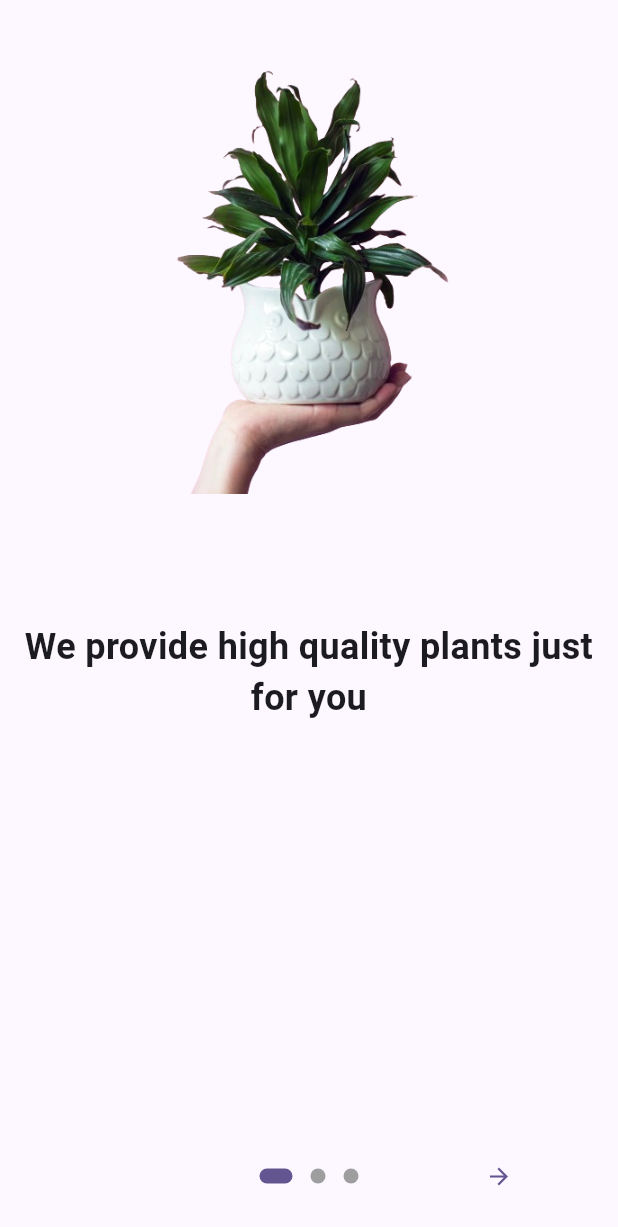
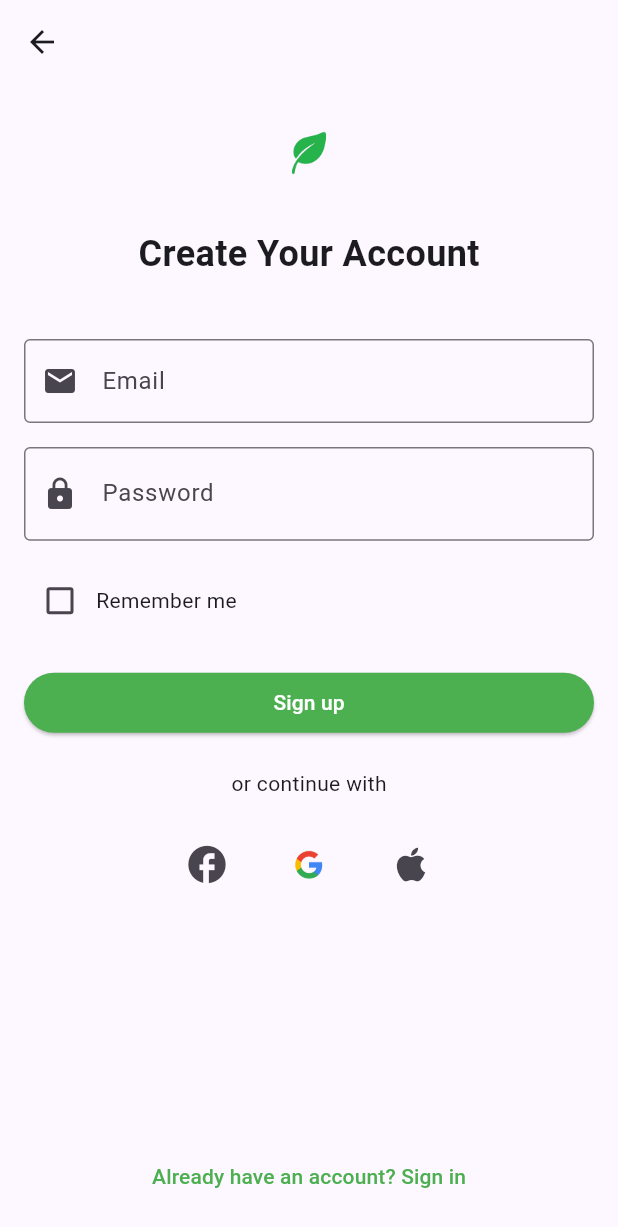
Before and after one commit to PhengMenghour/App-Develop, a Flutter app: the screen it shows after launch, on a phone screen of 412 x 824 dp. Shown: the top 1227 px of the screen. Run offline on Flutter 3.47's test engine with Material 3 defaults, Android fonts, the phone set to English and light mode, and no system bars; drawn by our look-alikes of introduction_screen; our stand-ins replace easy_splash_screen, font_awesome_flutter, loading_animation_widget.

Commit message:
Problem on bottom overflowed

```diff
--- a/myapp/lib/main.dart
+++ b/myapp/lib/main.dart
@@ -1,6 +1,7 @@
 import 'package:flutter/material.dart';
 import 'package:myapp/screen/chat_page.dart';
 import 'package:myapp/screen/counter_stateful_demo.dart';
+import 'package:myapp/screen/create_account_screen.dart';
 import 'package:myapp/screen/home_page.dart';
 import 'package:myapp/screen/login_page.dart';
 import 'package:myapp/screen/login_screen.dart';
@@ -31,7 +32,7 @@ class MyApp extends StatelessWidget {
       // "/" : (context) => OnboardingScreen()
 
       // home: OnboardingScreenTest(),
-      home: const WelcomeScreen(),
+      home: const CreateAccountScreen(),
       // home: CounterStateful(buttonColor: Colors.blue),
     );
   }
--- /dev/null
+++ b/myapp/lib/screen/create_account_screen.dart
@@ -0,0 +1,169 @@
+import 'package:flutter/material.dart';
+
+class CreateAccountScreen extends StatefulWidget {
+  const CreateAccountScreen({super.key});
+
+  @override
+  State<CreateAccountScreen> createState() => _CreateAccountScreenState();
+}
+
+class _CreateAccountScreenState extends State<CreateAccountScreen> {
+  final TextEditingController _emailController = TextEditingController();
+  final TextEditingController _passwordController = TextEditingController();
+  bool _rememberMe = false;
+
+  @override
+  void dispose() {
+    _emailController.dispose();
+    _passwordController.dispose();
+    super.dispose();
+  }
+
+  @override
+  Widget build(BuildContext context) {
+    return Scaffold(
+      appBar: AppBar(
+        leading: IconButton(onPressed: () {}, icon: Icon(Icons.arrow_back)),
+      ),
+      body: Padding(
+        padding: const EdgeInsets.all(16),
+        child: Column(
+          crossAxisAlignment: CrossAxisAlignment.start,
+          children: [
+            Center(
+              child: Column(
+                children: [
+                  Image.asset(
+                    'assets/images/logo.png',
+                    height: 60,
+                  ),
+                  const SizedBox(
+                    height: 20,
+                  ),
+                  const Text(
+                    'Create Your Account',
+                    style: TextStyle(fontSize: 24, fontWeight: FontWeight.bold),
+                  ),
+                ],
+              ),
+            ),
+            const SizedBox(
+              height: 40,
+            ),
+            TextField(
+              controller: _emailController,
+              decoration: const InputDecoration(
+                labelText: 'Email',
+                prefixIcon: Icon(Icons.email),
+                border: OutlineInputBorder(),
+              ),
+            ),
+            const SizedBox(
+              height: 16,
+            ),
+            TextField(
+              controller: _passwordController,
+              decoration: const InputDecoration(
+                labelText: 'Password',
+                prefixIcon: Icon(Icons.lock),
+                border: OutlineInputBorder(),
+                suffix: Icon(Icons.visibility),
+              ),
+              obscureText: true,
+            ),
+            const SizedBox(
+              height: 16,
+            ),
+            Row(
+              children: [
+                Checkbox(
+                  value: _rememberMe,
+                  onChanged: (bool? value) {
+                    setState(() {
+                      _rememberMe = value!;
+                    });
+                  },
+                ),
+                const Text('Remember me'),
+              ],
+            ),
+            const SizedBox(
+              height: 20,
+            ),
+            SizedBox(
+              width: double.infinity,
+              child: ElevatedButton(
+                onPressed: () {
+                  // Handle sign-up logix here
+                  final email = _emailController.text;
+                  final password = _passwordController.text;
+                  // Perform sign-up operation
+                },
+                child: const Text('Sign up'),
+                style: ElevatedButton.styleFrom(
+                  shape: RoundedRectangleBorder(
+                    borderRadius: BorderRadius.circular(30),
+                  ),
+                  backgroundColor: Colors.green,
+                  foregroundColor: Colors.white,
+                ),
+              ),
+            ),
+            const SizedBox(
+              height: 20,
+            ),
+            const Center(
+              child: Text('or continue with'),
+            ),
+            const SizedBox(
+              height: 20,
+            ),
+            Row(
+              mainAxisAlignment: MainAxisAlignment.center,
+              children: [
+                IconButton(
+                  onPressed: () {
+                    // Handle Facebook login
+                  },
+                  icon: Icon(Icons.facebook),
+                  iconSize: 30,
+
+                ),
+                const SizedBox(
+                  width: 20,
+                ),
+                IconButton(
+                  onPressed: () {
+                    // Handle Google login
+                  },
+                  icon: Image.asset(
+                    'assets/images/googleLogo.png',
+                    height: 20,
+                  ),
+                ),
+                const SizedBox(
+                  width: 20,
+                ),
+                IconButton(
+                  onPressed: () {},
+                  icon: Icon(Icons.apple),
+                  iconSize: 30,
+                ),
+              ],
+            ),
+            const Spacer(),
+            Center(
+              child: TextButton(
+                onPressed: () {},
+                child: const Text(
+                  'Already have an account? Sign in',
+                  style: TextStyle(color: Colors.green),
+                ),
+              ),
+            )
+          ],
+        ),
+      ),
+    );
+  }
+}
--- a/myapp/lib/screen/onboarding_screen.dart
+++ b/myapp/lib/screen/onboarding_screen.dart
@@ -1,5 +1,3 @@
-import 'dart:nativewrappers/_internal/vm/lib/ffi_allocation_patch.dart';
-
 import 'package:flutter/material.dart';
 import 'package:introduction_screen/introduction_screen.dart';
 import 'package:myapp/screen/login_screen.dart';
```
Also changed, not shown: myapp/assets/images/logo.png (added).
